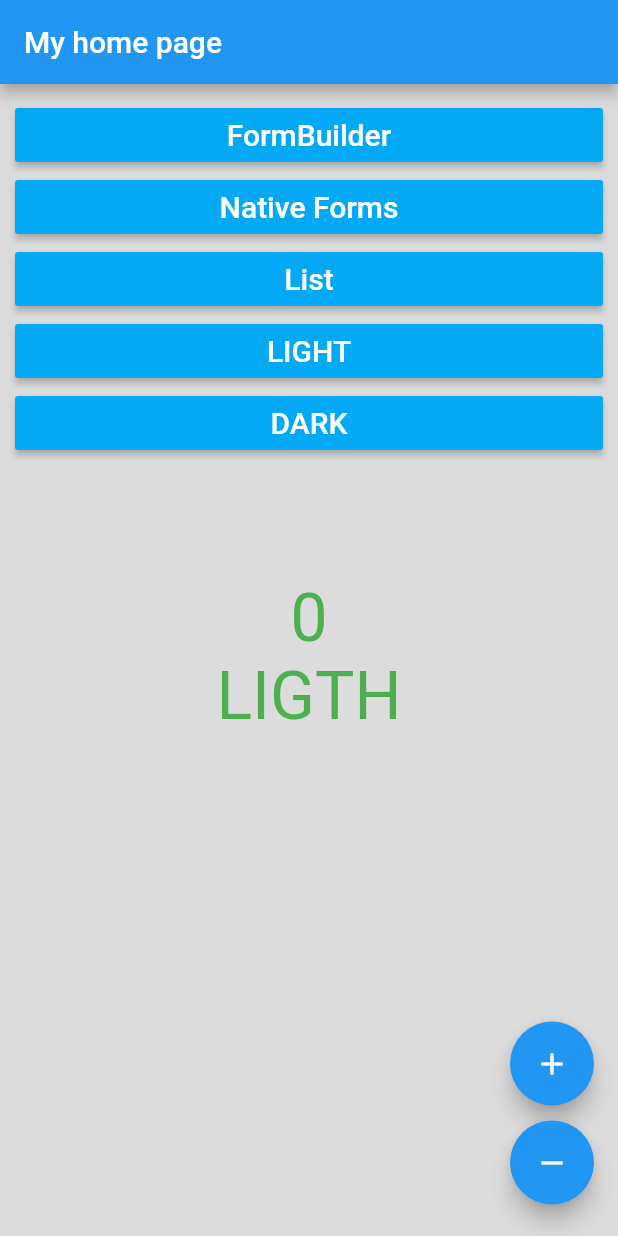
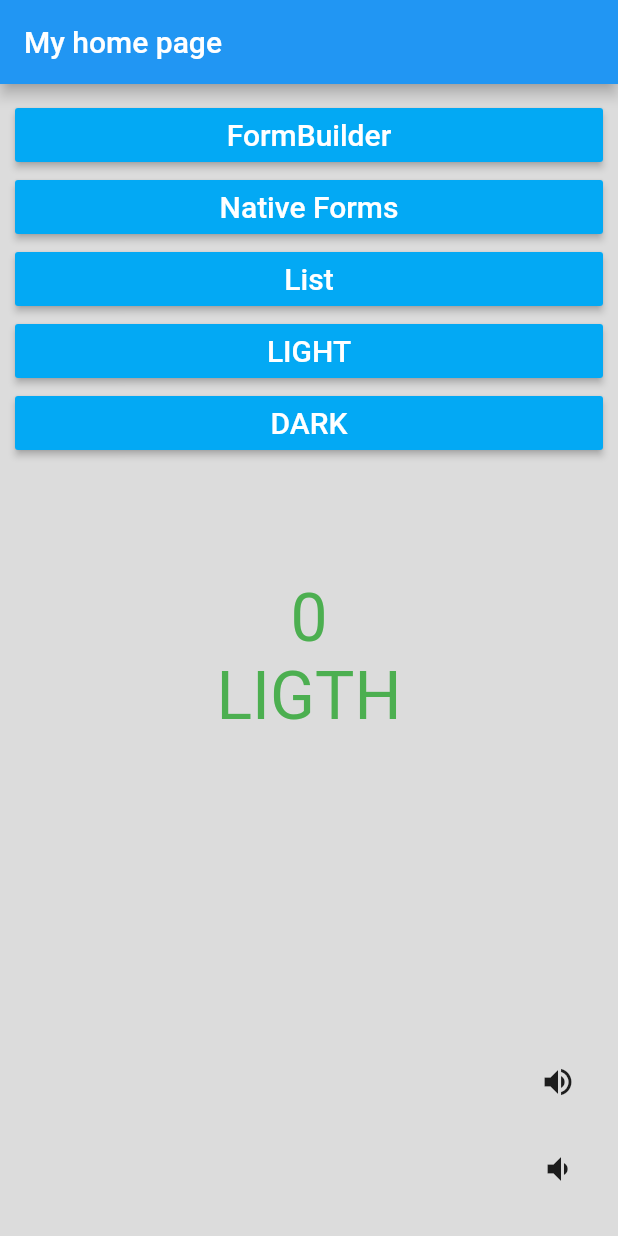
Before and after one commit to dmitrykuznetsovdev/flutter_test, a Flutter app: the screen it shows after launch, on a phone screen of 412 x 824 dp. Run offline on Flutter 3.47's test engine with Material 2 defaults, Android fonts, the phone set to English and light mode, and no system bars; our stand-ins replace flutter_form_builder, flutter_mobx, font_awesome_flutter, mobx, shared_preferences; generated files the repository leaves out were written again.

Commit message:
refactoring buttons

```diff
--- a/lib/containers/home/home.dart
+++ b/lib/containers/home/home.dart
@@ -102,15 +102,17 @@ class MyHomePage extends StatelessWidget {
             children: <Widget>[
               Padding(
                 padding: EdgeInsets.symmetric(vertical: 5.0),
-                child: FloatingActionButton(
-                  child: Icon(Icons.add),
+                child: IconButton(
+                  icon: Icon(Icons.volume_up),
+                  tooltip: '+',
                   onPressed: storeMain.counter.increment,
                 ),
               ),
               Padding(
                 padding: EdgeInsets.symmetric(vertical: 5.0),
-                child: FloatingActionButton(
-                  child: Icon(Icons.remove),
+                child: IconButton(
+                  icon: Icon(Icons.volume_down),
+                  tooltip: '-',
                   onPressed: storeMain.counter.decrement,
                 ),
               ),
```
